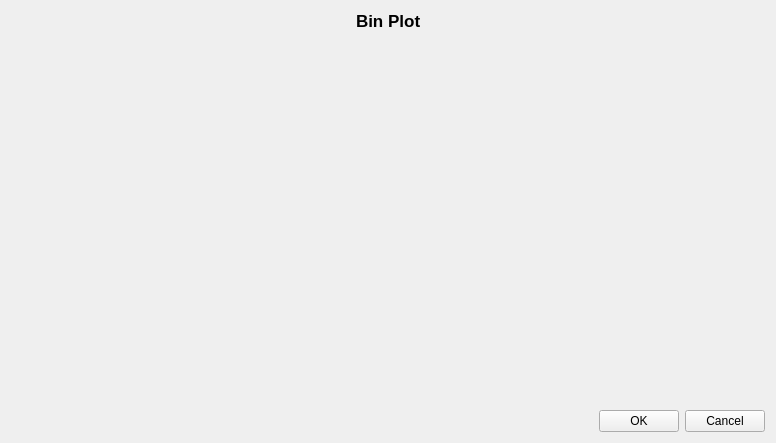
This is code/display/QtPlotter/ThresholdingBinPlotDialog.ui in radio-astro/casa as Qt 5 draws it before an edit. The edited form follows.
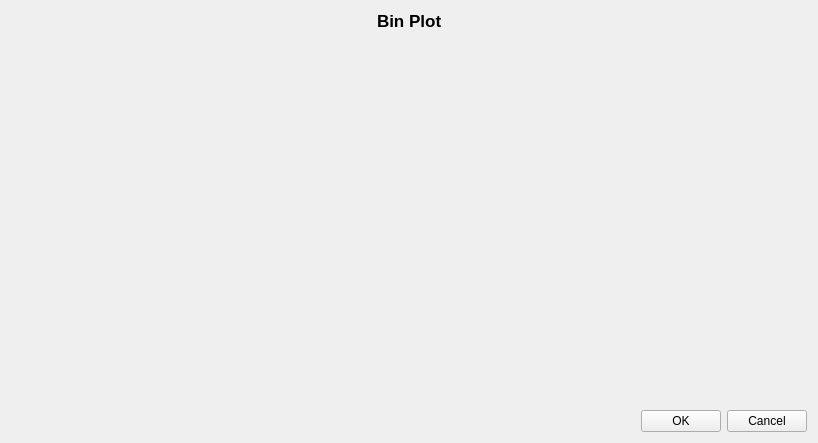
This is the edited form.

```diff
--- a/code/display/QtPlotter/ThresholdingBinPlotDialog.ui
+++ b/code/display/QtPlotter/ThresholdingBinPlotDialog.ui
@@ -9,7 +9,7 @@
    <rect>
     <x>0</x>
     <y>0</y>
-    <width>776</width>
+    <width>818</width>
     <height>443</height>
    </rect>
   </property>
```
